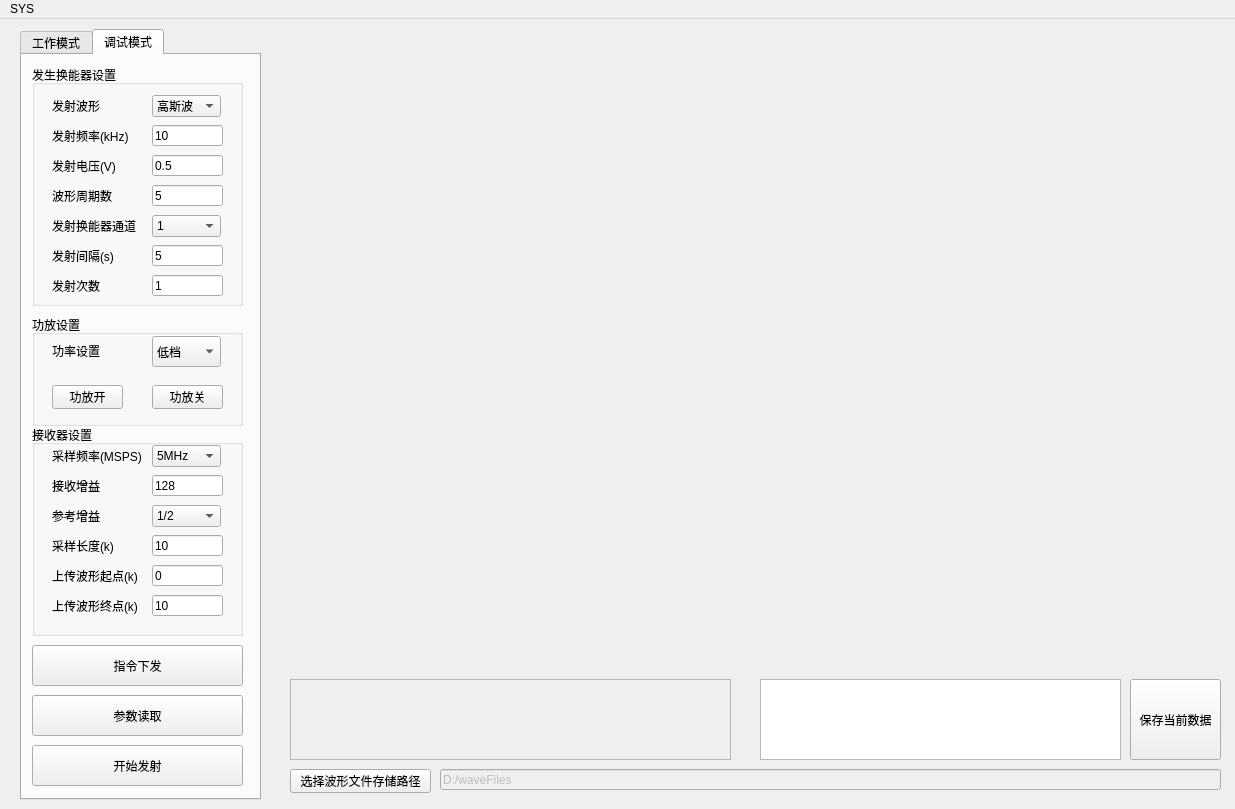
lnwin/SDSJJ_waveControl, file mainwindow.ui: the form before one commit.
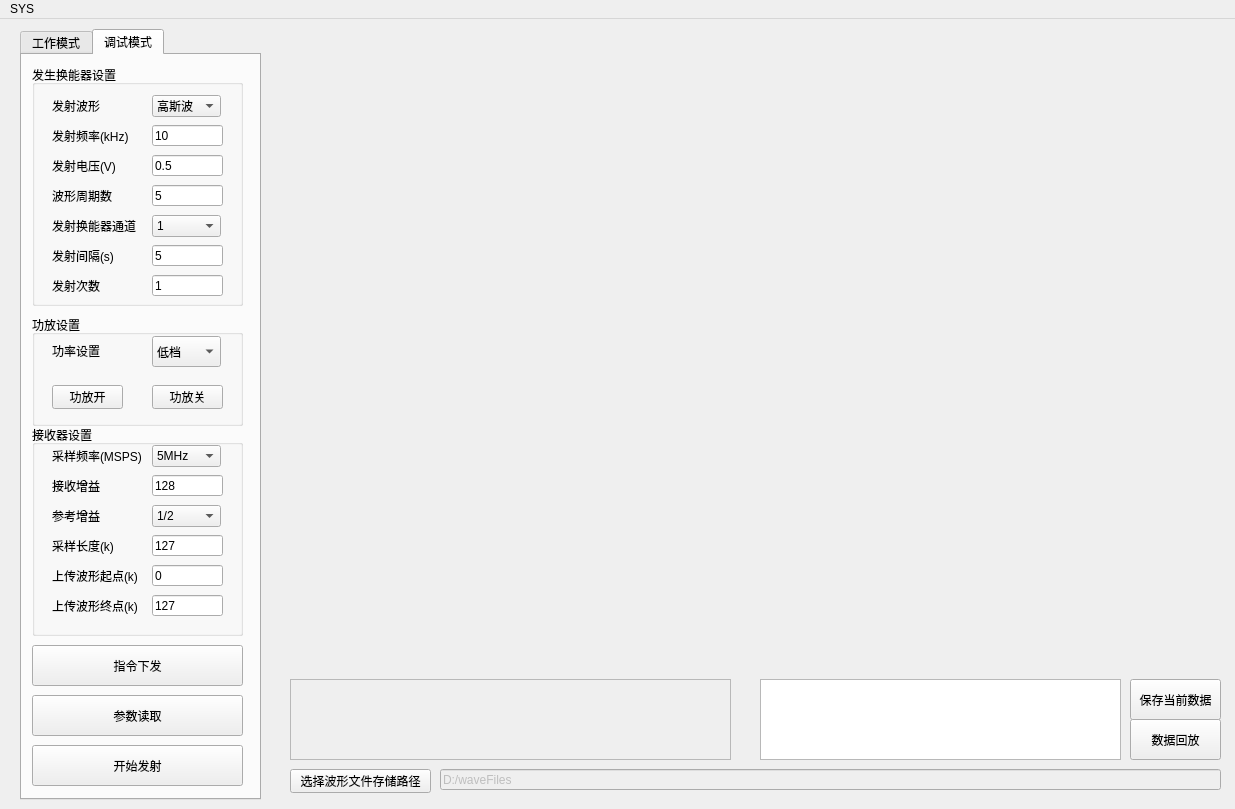
The form after the commit. Custom widgets are drawn as their Qt base class.

What changed in the file:
```diff
--- a/mainwindow.ui
+++ b/mainwindow.ui
@@ -253,7 +253,7 @@
         </rect>
        </property>
        <property name="text">
-        <string>10</string>
+        <string>127</string>
        </property>
       </widget>
       <widget class="QLineEdit" name="amplingLength">
@@ -266,7 +266,7 @@
         </rect>
        </property>
        <property name="text">
-        <string>10</string>
+        <string>127</string>
        </property>
        <property name="maxLength">
         <number>255</number>
@@ -754,13 +754,26 @@
       <x>1130</x>
       <y>660</y>
       <width>91</width>
-      <height>81</height>
+      <height>41</height>
      </rect>
     </property>
     <property name="text">
      <string>保存当前数据</string>
     </property>
    </widget>
+   <widget class="QPushButton" name="readfile">
+    <property name="geometry">
+     <rect>
+      <x>1130</x>
+      <y>700</y>
+      <width>91</width>
+      <height>41</height>
+     </rect>
+    </property>
+    <property name="text">
+     <string>数据回放</string>
+    </property>
+   </widget>
   </widget>
   <widget class="QMenuBar" name="menubar">
    <property name="geometry">
```
Left out of the diff: 2 changed lines with no effect on the pictures.
